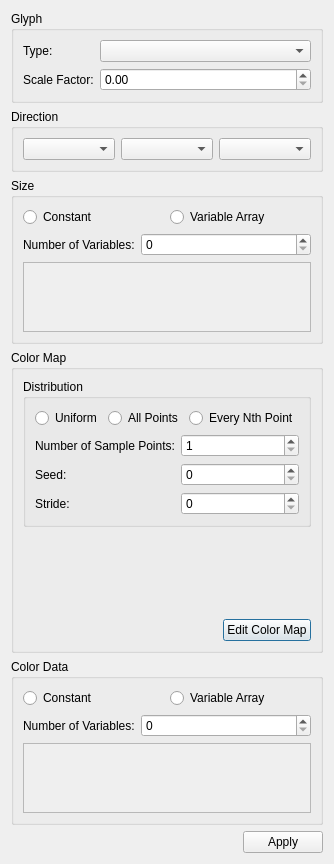
Before: the Qt Designer form Client/Widgets/GlyphEditor.ui in CCSEPBVR/CS-IS-PBVR, drawn with Qt 5.
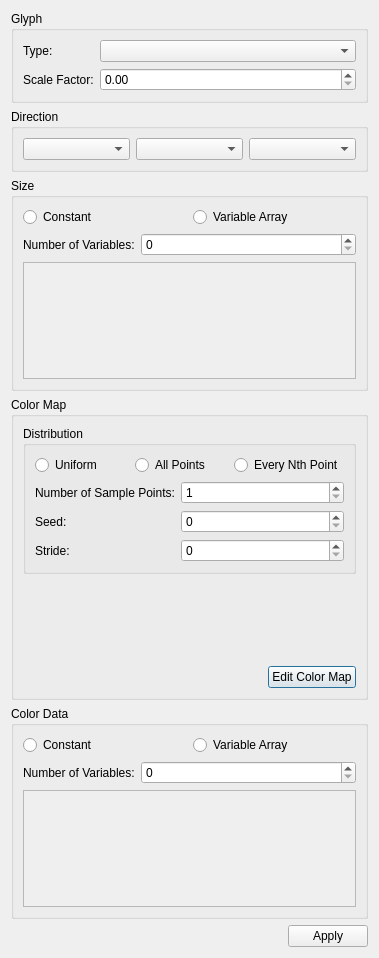
After: the same form once the commit is applied. Custom widgets are drawn as their Qt base class.

```diff
--- a/Client/Widgets/GlyphEditor.ui
+++ b/Client/Widgets/GlyphEditor.ui
@@ -6,8 +6,8 @@
    <rect>
     <x>0</x>
     <y>0</y>
-    <width>249</width>
-    <height>736</height>
+    <width>379</width>
+    <height>958</height>
    </rect>
   </property>
   <property name="windowTitle">
@@ -22,6 +22,9 @@
      <layout class="QGridLayout" name="gridLayout">
       <item row="0" column="0">
        <layout class="QFormLayout" name="formLayout">
+        <property name="fieldGrowthPolicy">
+         <enum>QFormLayout::AllNonFixedFieldsGrow</enum>
+        </property>
         <item row="0" column="0">
          <widget class="QLabel" name="typeLabel">
           <property name="text">
@@ -81,6 +84,9 @@
      <layout class="QGridLayout" name="gridLayout_2">
       <item row="0" column="1">
        <layout class="QFormLayout" name="formLayout_5">
+        <property name="fieldGrowthPolicy">
+         <enum>QFormLayout::AllNonFixedFieldsGrow</enum>
+        </property>
         <item row="0" column="0" colspan="2">
          <layout class="QHBoxLayout" name="horizontalLayout_3">
           <item>
@@ -119,8 +125,8 @@
             <rect>
              <x>0</x>
              <y>0</y>
-             <width>215</width>
-             <height>49</height>
+             <width>321</width>
+             <height>72</height>
             </rect>
            </property>
            <layout class="QGridLayout" name="gridLayout_7">
@@ -184,6 +190,9 @@
         <layout class="QGridLayout" name="gridLayout_4">
          <item row="0" column="0">
           <layout class="QFormLayout" name="formLayout_2">
+           <property name="fieldGrowthPolicy">
+            <enum>QFormLayout::AllNonFixedFieldsGrow</enum>
+           </property>
            <item row="1" column="0">
             <widget class="QLabel" name="numberOfSamplePointsLabel">
              <property name="text">
@@ -266,6 +275,9 @@
      <layout class="QGridLayout" name="gridLayout_8">
       <item row="0" column="1">
        <layout class="QFormLayout" name="formLayout_7">
+        <property name="fieldGrowthPolicy">
+         <enum>QFormLayout::AllNonFixedFieldsGrow</enum>
+        </property>
         <item row="0" column="0" colspan="2">
          <layout class="QHBoxLayout" name="horizontalLayout_6">
           <item>
@@ -304,8 +316,8 @@
             <rect>
              <x>0</x>
              <y>0</y>
-             <width>215</width>
-             <height>49</height>
+             <width>321</width>
+             <height>72</height>
             </rect>
            </property>
            <layout class="QGridLayout" name="gridLayout_9">
```
